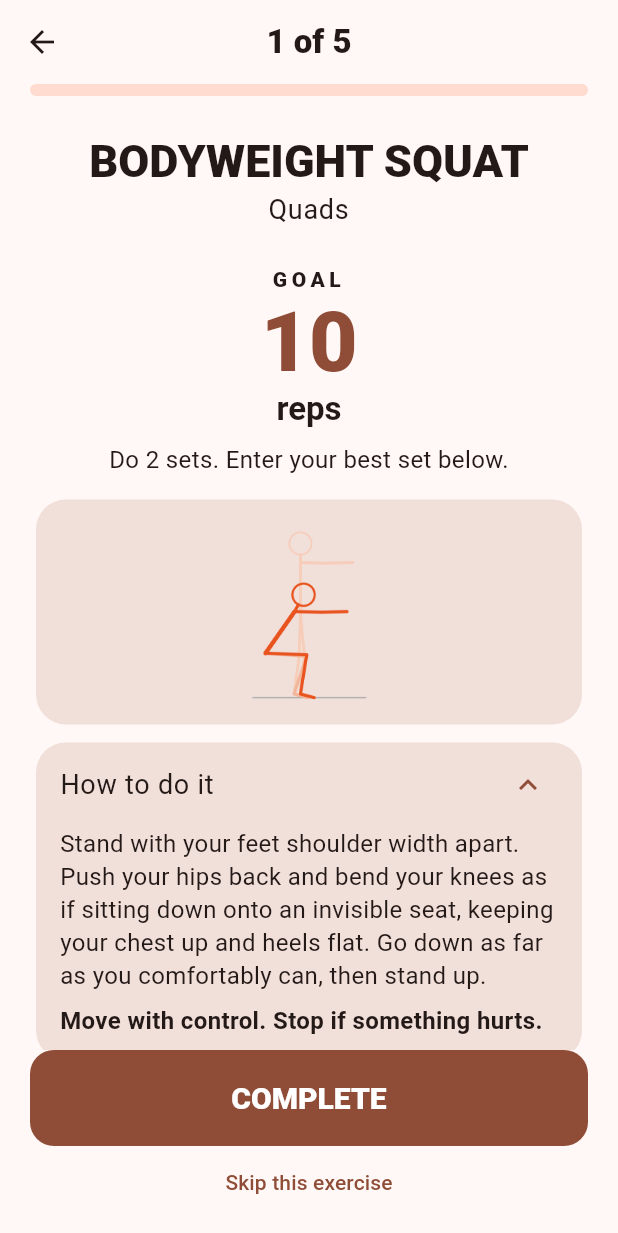
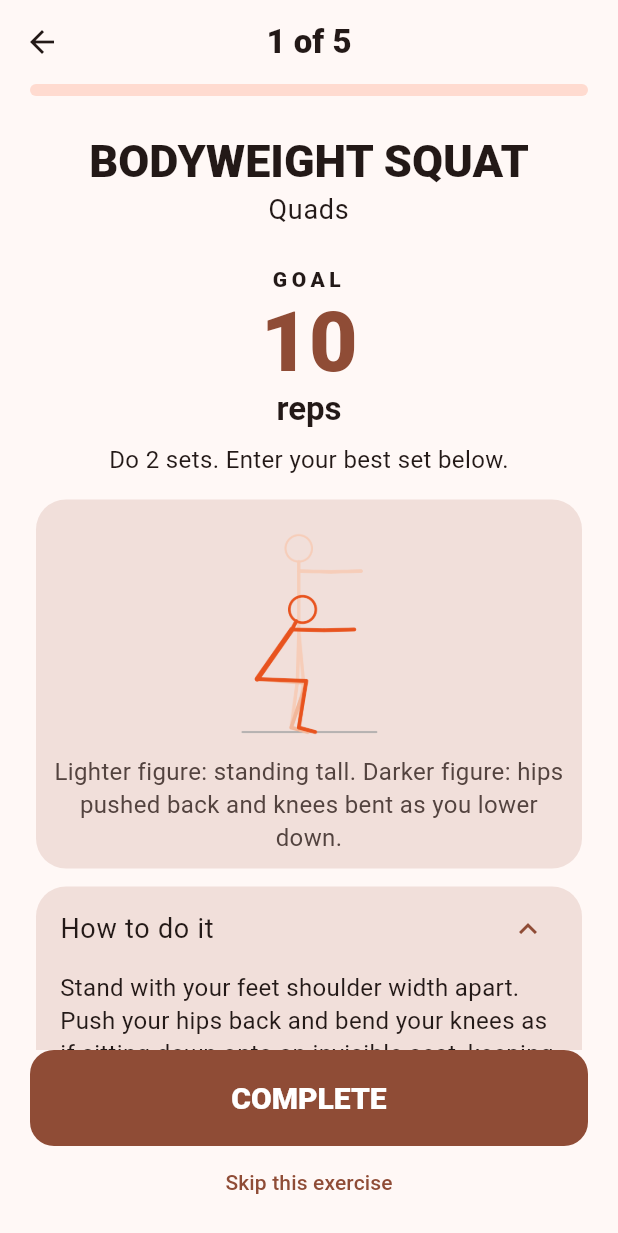
Before and after one commit to tdodson0612/pump_chump, a Flutter app: the screen it shows after launch, after a tap on "START WORKOUT", on a phone screen of 412 x 824 dp. Shown: the top 1233 px of the screen. Run offline on Flutter 3.47's test engine with Material 3 defaults, Android fonts, the phone set to English and light mode, and no system bars; our stand-ins replace flutter_local_notifications, flutter_timezone, shared_preferences, timezone.

Commit message:
Add exercise image captions and polish fixes

```diff
--- /dev/null
+++ b/lib/data/exercise_image_captions.dart
@@ -0,0 +1,41 @@
+// lib/data/exercise_image_captions.dart
+//
+// Short captions shown under each exercise picture, explaining what the
+// lighter (starting) and darker (finishing) figure in the image show.
+
+const Map<String, String> exerciseImageCaptions = {
+  'push_up': 'Lighter figure: top of the push-up, arms straight. Darker figure: the bottom, chest lowered toward the floor.',
+  'wide_push_up': 'Same up-and-down motion as a push-up. Your hands would be set wider than your shoulders, wider than pictured.',
+  'diamond_push_up': 'Same up-and-down motion as a push-up. Your hands would be close together under your chest, not spread as pictured.',
+  'close_grip_push_up': 'Same up-and-down motion as a push-up. Your hands would be set under your shoulders, closer together than pictured.',
+  'pike_push_up': 'Lighter figure: hips lifted high, arms straight, body in an upside-down V. Darker figure: elbows bent, head lowering toward the floor between the hands.',
+  'shoulder_tap_plank': 'Lighter figure: a normal plank on both hands. Darker figure: one hand lifted to tap near the opposite shoulder while the hips stay still.',
+  'prone_iyt_raise': 'Lighter figure: arms stretched forward along the floor, the "I" position. Darker figure: arms lifted and pulled back toward the "Y" and "T" positions, squeezing the shoulder blades.',
+  'superman_pull': 'Lighter figure: arms reaching forward, chest and legs lifted off the floor. Darker figure: elbows pulled back toward the ribs, like a lat pulldown done lying down.',
+  'reverse_snow_angel': 'Lighter figure: arms swept back by your sides. Darker figure: arms swept up and out into a wide arc overhead, staying off the floor.',
+  'superman_hold': 'Hold this raised position: arms, chest, and legs lifted a few inches off the floor.',
+  'self_resisted_curl': 'Lighter figure: arm hanging down. Darker figure: the arm curled up toward the shoulder while the other hand presses down for resistance.',
+  'plank': 'Hold this straight-body position, resting on your forearms and toes.',
+  'crunch': 'Lighter figure: lying flat, shoulders on the floor. Darker figure: shoulders curled up off the floor.',
+  'mountain_climber': 'The legs alternate: one leg extends back while the other knee drives forward, like running in place while holding a plank.',
+  'bicycle_crunch': 'Lighter figure: one leg extended straight. Darker figure: that knee pulled in while the opposite elbow twists toward it.',
+  'lying_leg_raise': 'Lighter figure: legs resting down near the floor. Darker figure: legs raised straight up toward the ceiling.',
+  'side_plank': 'Front-on view. Lighter figure: hips sagging toward the floor. Darker figure: hips lifted so your body forms one straight line.',
+  'hollow_hold': 'Lighter figure: lying flat. Darker figure: shoulders and legs lifted a few inches off the floor into the hollow shape.',
+  'bird_dog': 'Lighter figure: hand and knee both resting on the floor. Darker figure: the arm reaches forward and the opposite leg extends straight back.',
+  'glute_bridge': 'Lighter figure: hips resting on the floor, knees bent. Darker figure: hips lifted so your body forms a straight line from shoulders to knees.',
+  'single_leg_glute_bridge': 'One leg stays lifted the whole time. Lighter figure: hips resting down. Darker figure: hips lifted into the bridge.',
+  'bodyweight_squat': 'Lighter figure: standing tall. Darker figure: hips pushed back and knees bent as you lower down.',
+  'reverse_lunge': 'Lighter figure: standing tall. Darker figure: one leg stepped back, both knees bent to about 90 degrees.',
+  'split_squat': 'Lighter figure: staggered stance, back knee straighter. Darker figure: the back knee lowered toward the floor.',
+  'wall_sit': 'Hold this position with your back flat against the wall and your knees bent about 90 degrees.',
+  'single_leg_rdl': 'Lighter figure: standing tall on one leg. Darker figure: hinged forward at the hips while the other leg reaches straight back.',
+  'bridge_walkout': 'Lighter figure: bridge position with feet close to the hips. Darker figure: feet walked farther out, hips still lifted.',
+  'calf_raise': 'Lighter figure: standing flat. Darker figure: risen onto the balls of the feet, heels lifted high.',
+  'single_leg_calf_raise': 'One leg stays lifted behind you the whole time. Lighter figure: standing flat on the other foot. Darker figure: risen onto the ball of that foot.',
+  'tibialis_wall_raise': 'Standing with your back against the wall. Lighter figure: foot flat on the floor. Darker figure: toes pulled up toward the shin, heel staying down.',
+  'burpee': "Lighter figure: standing tall, the starting position. Darker figure: hands on the floor in a plank, after squatting down and kicking the feet back. The middle squat step isn't pictured.",
+};
+
+/// The caption for this exercise's image, or null if it has none.
+String? imageCaptionFor(String exerciseId) => exerciseImageCaptions[exerciseId];
--- a/lib/main.dart
+++ b/lib/main.dart
@@ -8,8 +8,54 @@ import 'theme/app_theme.dart';
 
 Future<void> main() async {
   WidgetsFlutterBinding.ensureInitialized();
-  final state = await AppState.load();
-  runApp(PumpChumpApp(state: state));
+  try {
+    final state = await AppState.load();
+    runApp(PumpChumpApp(state: state));
+  } catch (error, stack) {
+    // Something went wrong reading saved data or setting up notifications.
+    // Show a plain message instead of a blank or crashed screen.
+    debugPrint('Pump Chump failed to start: $error\n$stack');
+    runApp(const _StartupErrorApp());
+  }
+}
+
+/// Shown only if the app cannot start normally.
+class _StartupErrorApp extends StatelessWidget {
+  const _StartupErrorApp();
+
+  @override
+  Widget build(BuildContext context) {
+    return MaterialApp(
+      debugShowCheckedModeBanner: false,
+      home: Scaffold(
+        body: SafeArea(
+          child: Center(
+            child: Padding(
+              padding: const EdgeInsets.all(24),
+              child: Column(
+                mainAxisAlignment: MainAxisAlignment.center,
+                children: [
+                  const Icon(Icons.error_outline, size: 48),
+                  const SizedBox(height: 16),
+                  const Text(
+                    "Pump Chump couldn't start",
+                    textAlign: TextAlign.center,
+                    style: TextStyle(fontSize: 20, fontWeight: FontWeight.w700),
+                  ),
+                  const SizedBox(height: 8),
+                  const Text(
+                    'Please close and reopen the app. '
+                    'If this keeps happening, try restarting your phone.',
+                    textAlign: TextAlign.center,
+                  ),
+                ],
+              ),
+            ),
+          ),
+        ),
+      ),
+    );
+  }
 }
 
 class PumpChumpApp extends StatelessWidget {
--- a/lib/screens/schedule_screen.dart
+++ b/lib/screens/schedule_screen.dart
@@ -48,6 +48,24 @@ class ScheduleScreen extends StatelessWidget {
               ),
               onChanged: (value) =>
                   _toggleDay(state, reminder, day.weekday, value ?? false),
+            ),
+          if (reminder.enabled && reminder.weekdays.isEmpty)
+            Padding(
+              padding: const EdgeInsets.fromLTRB(16, 4, 16, 12),
+              child: Row(
+                children: [
+                  Icon(Icons.error_outline, color: theme.colorScheme.error, size: 20),
+                  const SizedBox(width: 8),
+                  Expanded(
+                    child: Text(
+                      'Pick at least one day, or reminders will not fire.',
+                      style: theme.textTheme.bodyMedium?.copyWith(
+                        color: theme.colorScheme.error,
+                      ),
+                    ),
+                  ),
+                ],
+              ),
             ),
           const Divider(),
           ListTile(
--- a/lib/screens/workout_screen.dart
+++ b/lib/screens/workout_screen.dart
@@ -269,6 +269,7 @@ class _WorkoutScreenState extends State<WorkoutScreen> {
                           controller: _controller,
                           step: step,
                           onStep: _step,
+                          unit: exercise.unit,
                         ),
                       ],
                     ),
@@ -297,11 +298,13 @@ class _RepStepper extends StatelessWidget {
     required this.controller,
     required this.step,
     required this.onStep,
+    required this.unit,
   });
 
   final TextEditingController controller;
   final int step;
   final void Function(int delta) onStep;
+  final String unit;
 
   @override
   Widget build(BuildContext context) {
@@ -310,22 +313,31 @@ class _RepStepper extends StatelessWidget {
       children: [
         IconButton.filledTonal(
           iconSize: 32,
+          tooltip: 'Decrease by $step $unit',
           onPressed: () => onStep(-step),
           icon: const Icon(Icons.remove),
         ),
         SizedBox(
           width: 130,
+          child: Semantics(
+            label: 'How many $unit you did',
             child: TextField(
               controller: controller,
               textAlign: TextAlign.center,
               keyboardType: TextInputType.number,
               inputFormatters: [FilteringTextInputFormatter.digitsOnly],
+              maxLength: 3,
               style: const TextStyle(fontSize: 48, fontWeight: FontWeight.w900),
-            decoration: const InputDecoration(border: InputBorder.none),
+              decoration: const InputDecoration(
+                border: InputBorder.none,
+                counterText: '',
+              ),
+            ),
           ),
         ),
         IconButton.filledTonal(
           iconSize: 32,
+          tooltip: 'Increase by $step $unit',
           onPressed: () => onStep(step),
           icon: const Icon(Icons.add),
         ),
--- a/lib/widgets/exercise_image_view.dart
+++ b/lib/widgets/exercise_image_view.dart
@@ -2,9 +2,11 @@
 
 import 'package:flutter/material.dart';
 
+import '../data/exercise_image_captions.dart';
 import '../models/exercise.dart';
 
-/// A picture of the exercise, loaded from `assets/exercises/<id>.png`.
+/// A picture of the exercise, loaded from `assets/exercises/<id>.png`, with
+/// a short caption underneath explaining what the picture shows.
 ///
 /// If an image is ever missing for some exercise id, this shows a plain
 /// placeholder instead of crashing.
@@ -20,17 +22,23 @@ class ExerciseImageView extends StatelessWidget {
 
   @override
   Widget build(BuildContext context) {
-    final scheme = Theme.of(context).colorScheme;
+    final theme = Theme.of(context);
+    final scheme = theme.colorScheme;
+    final caption = imageCaptionFor(exercise.id);
+
     return Card(
       clipBehavior: Clip.antiAlias,
-      child: SizedBox(
+      child: Padding(
+        padding: const EdgeInsets.fromLTRB(12, 12, 12, 10),
+        child: Column(
+          children: [
+            SizedBox(
               height: height,
               width: double.infinity,
-        child: Padding(
-          padding: const EdgeInsets.all(12),
               child: Image.asset(
                 'assets/exercises/${exercise.id}.png',
                 fit: BoxFit.contain,
+                semanticLabel: 'Diagram showing how to do the ${exercise.name}',
                 errorBuilder: (context, error, stackTrace) => Center(
                   child: Icon(
                     Icons.fitness_center,
@@ -40,6 +48,18 @@ class ExerciseImageView extends StatelessWidget {
                 ),
               ),
             ),
+            if (caption != null) ...[
+              const SizedBox(height: 8),
+              Text(
+                caption,
+                textAlign: TextAlign.center,
+                style: theme.textTheme.bodyMedium?.copyWith(
+                  color: scheme.onSurfaceVariant,
+                ),
+              ),
+            ],
+          ],
+        ),
       ),
     );
   }
```
Also changed, not shown: 1 other file. Lines whose indentation alone changed are shown as unchanged.
